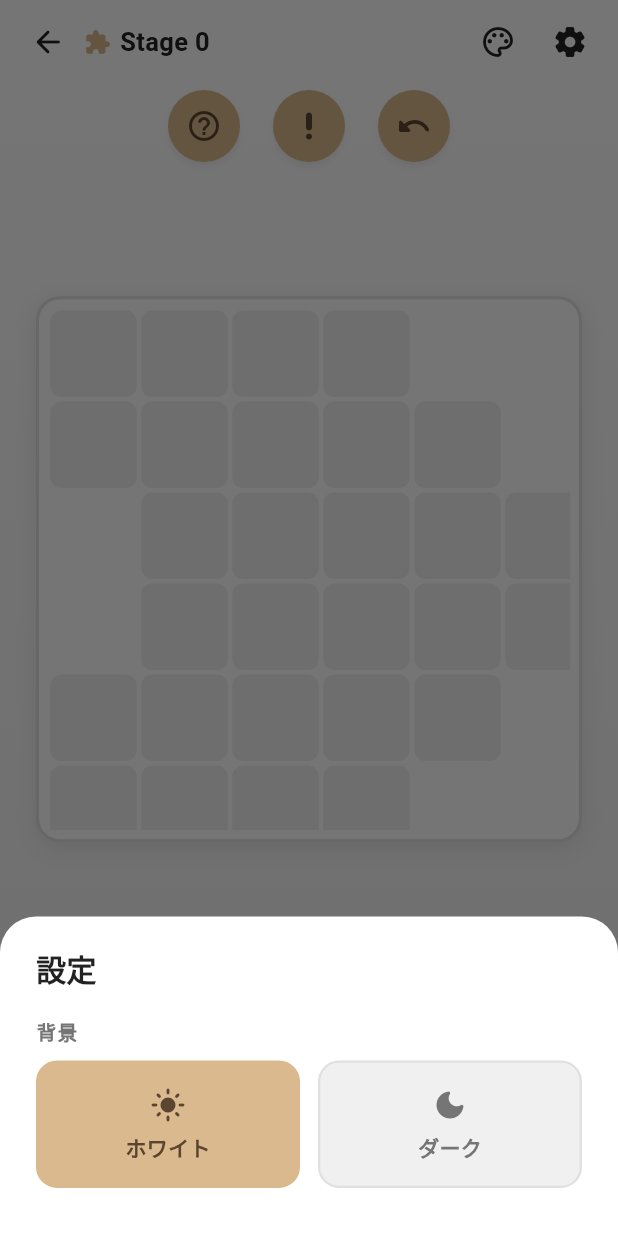
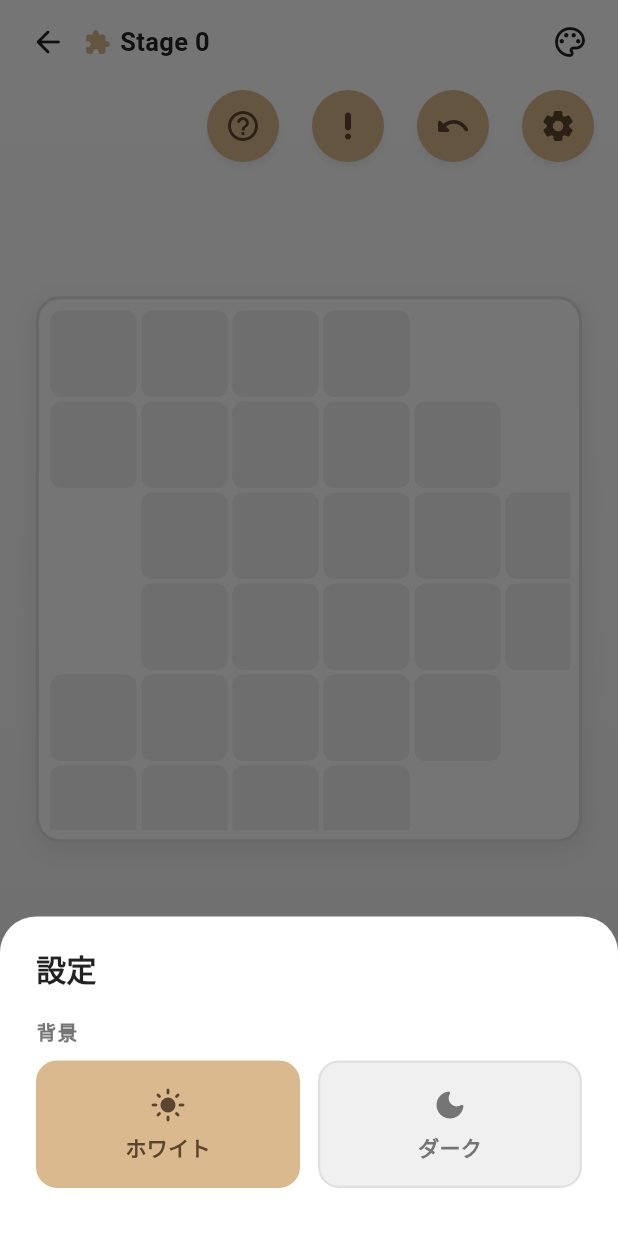
Before and after one commit to GiuocoPiano206905508310/claude.code.book.template, a Flutter app: the GameScreen screen opened directly with empty values, after a tap on the "settings" icon, on a phone screen of 412 x 824 dp. Run offline on Flutter 3.47's test engine with Material 3 defaults, Android fonts, the phone set to English and light mode, and no system bars.

Commit message:
Move game screen settings button next to reset
Moves the settings (⚙️) button out of the top bar and into the utility
button row, right-aligned at the top of the screen and placed
immediately to the right of the reset (↪) button: ?, !, ↪, ⚙️.

Co-Authored-By: Claude Sonnet 5 <noreply@anthropic.com>
Claude-Session: https://claude.ai/code/session_01SGBjem9DqDcYgnmRmnENLu

```diff
--- a/block_fit_puzzle/lib/screens/game_screen.dart
+++ b/block_fit_puzzle/lib/screens/game_screen.dart
@@ -175,13 +175,13 @@ class _GameScreenState extends State<GameScreen> {
                       _TopBar(
                         stageNumber: widget.stageNumber,
                         theme: theme,
-                        appState: widget.appState,
                         onPickTheme: _pickPreviewTheme,
                       ),
                       Padding(
-                        padding: const EdgeInsets.symmetric(vertical: 8),
+                        padding: const EdgeInsets.symmetric(
+                            horizontal: 16, vertical: 8),
                         child: Row(
-                          mainAxisAlignment: MainAxisAlignment.center,
+                          mainAxisAlignment: MainAxisAlignment.end,
                           children: [
                             GameButton(
                               icon: Icons.help_outline_rounded,
@@ -205,6 +205,15 @@ class _GameScreenState extends State<GameScreen> {
                               iconColor: theme.onAccentColor,
                               semanticLabel: '元に戻す',
                               onTap: () => _showResetConfirm(theme),
+                            ),
+                            const SizedBox(width: 22),
+                            GameButton(
+                              icon: Icons.settings_rounded,
+                              backgroundColor: theme.accentColor,
+                              iconColor: theme.onAccentColor,
+                              semanticLabel: '設定',
+                              onTap: () =>
+                                  showSettingsSheet(context, widget.appState, theme),
                             ),
                           ],
                         ),
@@ -265,13 +274,11 @@ class _GameScreenState extends State<GameScreen> {
 class _TopBar extends StatelessWidget {
   final int stageNumber;
   final GameTheme theme;
-  final AppState appState;
   final ValueChanged<GameTheme?> onPickTheme;
 
   const _TopBar({
     required this.stageNumber,
     required this.theme,
-    required this.appState,
     required this.onPickTheme,
   });
 
@@ -305,10 +312,6 @@ class _TopBar extends StatelessWidget {
               for (final t in GameThemes.all)
                 PopupMenuItem(value: t, child: Text(t.displayName)),
             ],
-          ),
-          IconButton(
-            onPressed: () => showSettingsSheet(context, appState, theme),
-            icon: Icon(Icons.settings_rounded, color: theme.primaryText),
           ),
         ],
       ),
```
